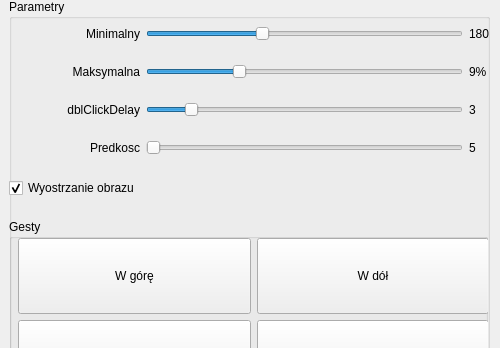
tarnowskijan/Projekt_IM__QT, file configwindow.ui: the form before one commit; both pictures show x 0 to 500 and y 0 to 348 of the 500 by 501 pixel window.
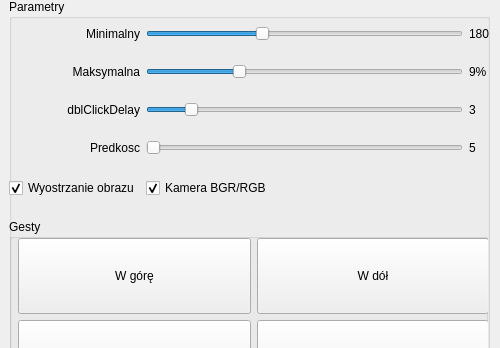
The form after the commit.

Commit message: Dodanie przelacznika przestrzeni kolorow gdyby kogos kamera dawala obraz RGB a nie BGR. Drobne poprawki

Patch:
```diff
--- a/configwindow.ui
+++ b/configwindow.ui
@@ -180,6 +180,16 @@
           </property>
          </widget>
         </item>
+        <item row="5" column="1">
+         <widget class="QCheckBox" name="colorSpaceCheckbox">
+          <property name="text">
+           <string>Kamera BGR/RGB</string>
+          </property>
+          <property name="checked">
+           <bool>true</bool>
+          </property>
+         </widget>
+        </item>
        </layout>
       </widget>
       <widget class="QGroupBox" name="groupBox_2">
```
Left out of the diff: 20 changed lines with no effect on the pictures. The commit also changes 2 other files.
